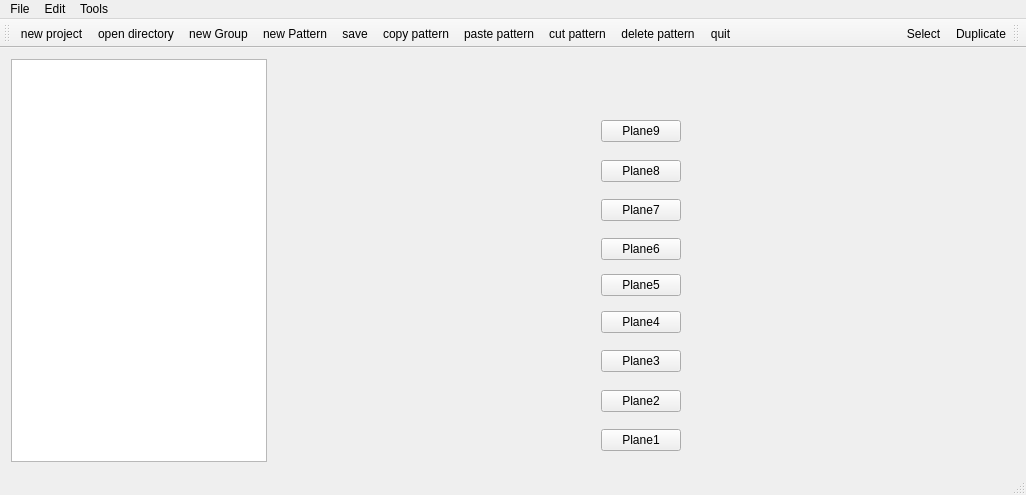
Qt form dispositif/Cubicle/mainwindow.ui (ppff/Cubicle-GUI) before a commit.
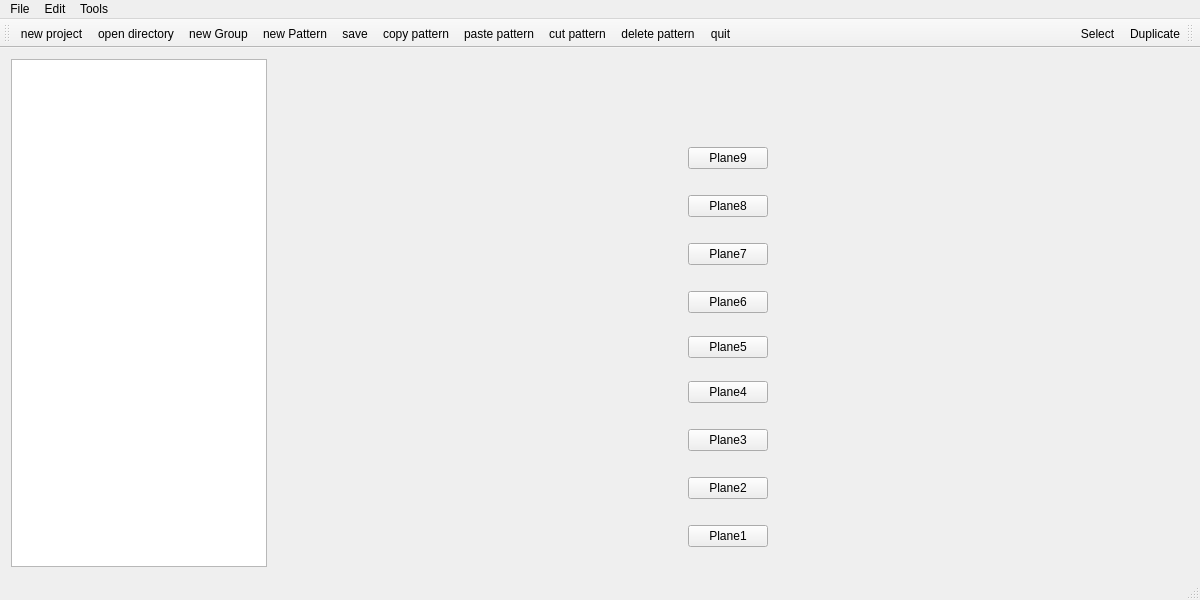
The same form after that commit. Icons and pictures are not drawn. Custom widgets are drawn as their Qt base class.

Commit message: dimensions fenetre et correction bug  clic droit dans new project

Diff of the .ui file:
```diff
--- a/dispositif/Cubicle/mainwindow.ui
+++ b/dispositif/Cubicle/mainwindow.ui
@@ -6,10 +6,16 @@
    <rect>
     <x>0</x>
     <y>0</y>
-    <width>1026</width>
-    <height>495</height>
+    <width>1200</width>
+    <height>600</height>
    </rect>
   </property>
+  <property name="minimumSize">
+   <size>
+    <width>1200</width>
+    <height>600</height>
+   </size>
+  </property>
   <property name="windowTitle">
    <string>MainWindow</string>
   </property>
@@ -122,8 +128,8 @@
     <rect>
      <x>0</x>
      <y>0</y>
-     <width>1026</width>
-     <height>21</height>
+     <width>1200</width>
+     <height>25</height>
     </rect>
    </property>
    <property name="nativeMenuBar">
```
The commit also changes 1 other file.
